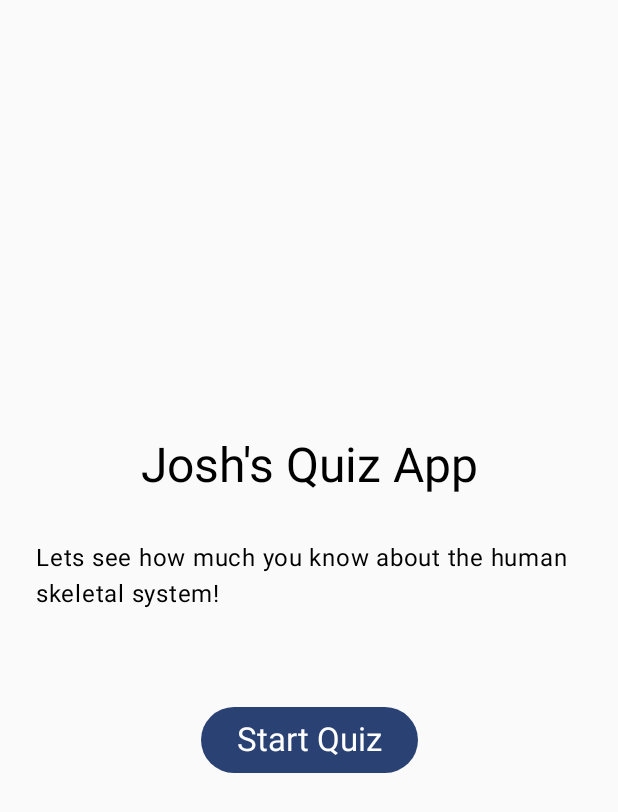
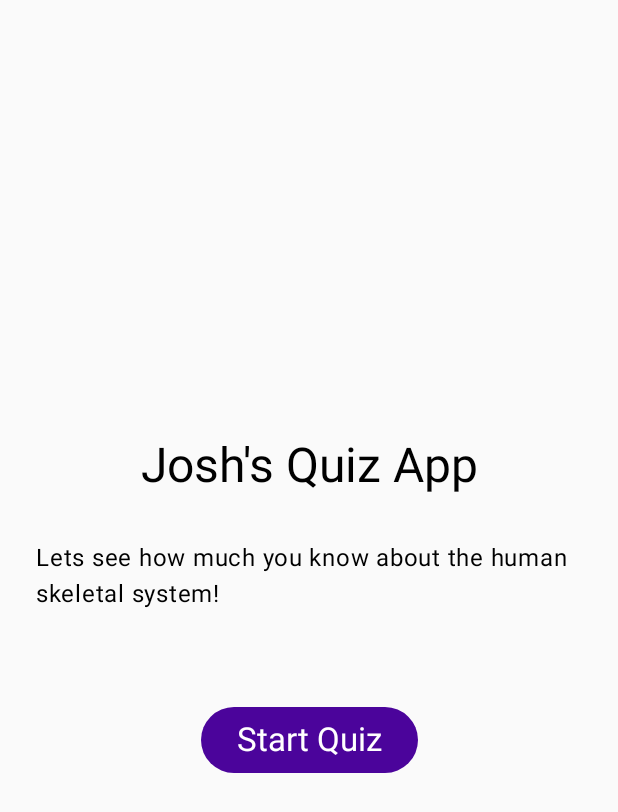
Before and after one commit to jkuschner/SkeletalSystemQuizApp, an Android app built with Jetpack Compose: the MainActivity screen opened directly, with no data from a screen before it, on a phone screen of 412 x 824 dp. Shown: the top 812 px of the screen. Run offline under Robolectric (Android 15) with nearby library versions, the phone set to English and light mode, and no system bars.

Commit message:
add skeleton theme for the ui

```diff
--- a/app/build.gradle.kts
+++ b/app/build.gradle.kts
@@ -53,6 +53,8 @@ dependencies {
     implementation(libs.androidx.navigation.compose)
     // ViewModel integration for state management across screens
     implementation(libs.androidx.lifecycle.viewmodel.compose)
+    implementation(libs.androidx.foundation.android)
+    implementation(libs.androidx.foundation.android)
     testImplementation(libs.junit)
     androidTestImplementation(libs.androidx.junit)
     androidTestImplementation(libs.androidx.espresso.core)
--- a/app/src/main/java/com/example/quizapp/ui/theme/Theme.kt
+++ b/app/src/main/java/com/example/quizapp/ui/theme/Theme.kt
@@ -3,18 +3,29 @@ package com.example.quizapp.ui.theme
 import android.app.Activity
 import android.os.Build
 import androidx.compose.foundation.isSystemInDarkTheme
+import androidx.compose.material3.ColorScheme
 import androidx.compose.material3.MaterialTheme
 import androidx.compose.material3.darkColorScheme
 import androidx.compose.material3.dynamicDarkColorScheme
 import androidx.compose.material3.dynamicLightColorScheme
 import androidx.compose.material3.lightColorScheme
 import androidx.compose.runtime.Composable
+import androidx.compose.runtime.SideEffect
+import androidx.compose.ui.graphics.Color
 import androidx.compose.ui.platform.LocalContext
+import androidx.compose.ui.platform.LocalView
+import androidx.core.view.WindowCompat
+import androidx.compose.ui.graphics.toArgb
 
 private val DarkColorScheme = darkColorScheme(
-    primary = Purple80,
+    primary = SkeletonPurple,      // Purple buttons
     secondary = PurpleGrey80,
-    tertiary = Pink80
+    tertiary = Pink80,
+    onPrimary = Color.White,
+    surface = BoneBlack,           // Black background/surface
+    background = BoneBlack,        // Black screen background
+    onSurface = Color.White,
+    onBackground = Color.White
 )
 
 private val LightColorScheme = lightColorScheme(
@@ -35,19 +46,18 @@ private val LightColorScheme = lightColorScheme(
 
 @Composable
 fun QuizAppTheme(
-    darkTheme: Boolean = isSystemInDarkTheme(),
-    // Dynamic color is available on Android 12+
-    dynamicColor: Boolean = true,
     content: @Composable () -> Unit
 ) {
-    val colorScheme = when {
-        dynamicColor && Build.VERSION.SDK_INT >= Build.VERSION_CODES.S -> {
-            val context = LocalContext.current
-            if (darkTheme) dynamicDarkColorScheme(context) else dynamicLightColorScheme(context)
+    val colorScheme: ColorScheme = DarkColorScheme
+
+    // Set status bar to match the black background
+    val view = LocalView.current
+    if (!view.isInEditMode) {
+        SideEffect {
+            val window = (view.context as Activity).window
+            window.statusBarColor = colorScheme.background.toArgb() // Use black
+            WindowCompat.getInsetsController(window, view).isAppearanceLightStatusBars = false // Ensure icons are light
         }
-
-        darkTheme -> DarkColorScheme
-        else -> LightColorScheme
     }
 
     MaterialTheme(
--- a/gradle/libs.versions.toml
+++ b/gradle/libs.versions.toml
@@ -11,6 +11,7 @@ activityCompose = "1.11.0"
 composeBom = "2024.09.00"
 android-navigation = "2.7.5"
 lifecycle = "2.7.0"
+foundationAndroid = "1.7.0"
 
 [libraries]
 androidx-compose-bom-v20240400 = { module = "androidx.compose:compose-bom", version.ref = "composeBomVersion" }
@@ -30,6 +31,7 @@ androidx-ui-test-junit4 = { group = "androidx.compose.ui", name = "ui-test-junit
 androidx-material3 = { group = "androidx.compose.material3", name = "material3" }
 androidx-navigation-compose = { module = "androidx.navigation:navigation-compose", version.ref = "android-navigation" }
 androidx-lifecycle-viewmodel-compose = { module = "androidx.lifecycle:lifecycle-viewmodel-compose", version.ref = "lifecycle" }
+androidx-foundation-android = { group = "androidx.compose.foundation", name = "foundation-android", version.ref = "foundationAndroid" }
 
 [plugins]
 android-application = { id = "com.android.application", version.ref = "agp" }
```
Also changed, not shown: app/src/main/java/com/example/quizapp/ui/theme/Color.kt (+10 -0 lines).
